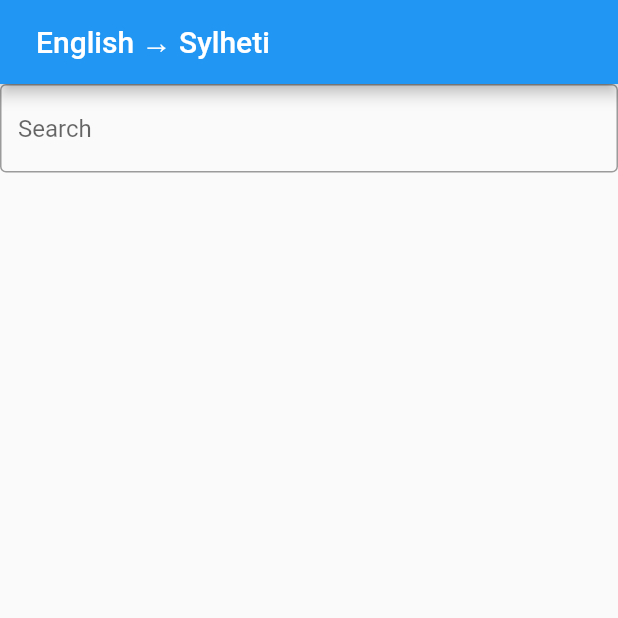
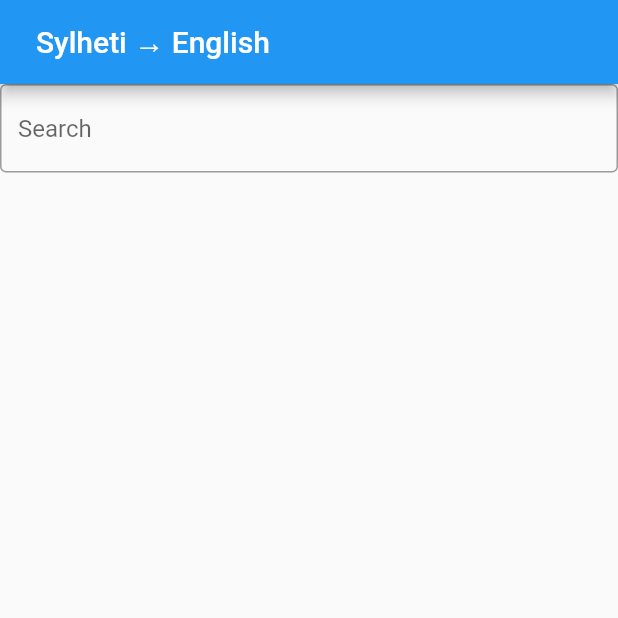
Before and after one commit to ananari/Sylheti-dictionary, a Flutter app: the screen it shows after launch, on a phone screen of 412 x 824 dp, the top half of it. Run offline on Flutter 3.47's test engine with Material 2 defaults, Android fonts, the phone set to English and light mode, and no system bars; our stand-ins replace graphql_flutter.

Commit message:
reorganizes files

```diff
--- a/lib/main.dart
+++ b/lib/main.dart
@@ -2,15 +2,33 @@ import 'package:flutter/material.dart';
 import 'package:graphql_flutter/graphql_flutter.dart';
 
 void main() {
+
+
   runApp(MyApp());
 }
 
 class MyApp extends StatelessWidget {
   @override
+
+
   Widget build(BuildContext context) {
-    return MaterialApp(
-      title: 'Sylheti dictionary',
-      home: SylhetiDictionary(),
+
+    final HttpLink httpLink = HttpLink("https://sylheti-backend.gigalixirapp.com/api/graphiql");
+    final Link link = httpLink;
+    ValueNotifier<GraphQLClient> client = ValueNotifier(
+      GraphQLClient(
+        link: link,
+        cache: GraphQLCache(),
+        // The default store is the InMemoryStore, which does NOT persist to disk
+      ),
+    );
+
+    return GraphQLProvider(
+      client: client,
+      child: MaterialApp(
+        title: 'Sylheti dictionary',
+        home: SylhetiDictionary(),
+      )
     );
   }
 }
@@ -21,7 +39,7 @@ class SylhetiDictionary extends StatefulWidget {
 }
 
 class _SylhetiDictionaryState extends State<SylhetiDictionary> {
-  bool isEnglish = true;
+  bool isEnglish = false;
 
 
   @override
```
Also changed, not shown: lib/data/Sentence.dart (renamed from lib/Sentence.dart), lib/data/Variant.dart (renamed from lib/Variant.dart), lib/data/Word.dart (renamed from lib/Word.dart), lib/data/testwordlist.dart (renamed from lib/testwordlist.dart).
